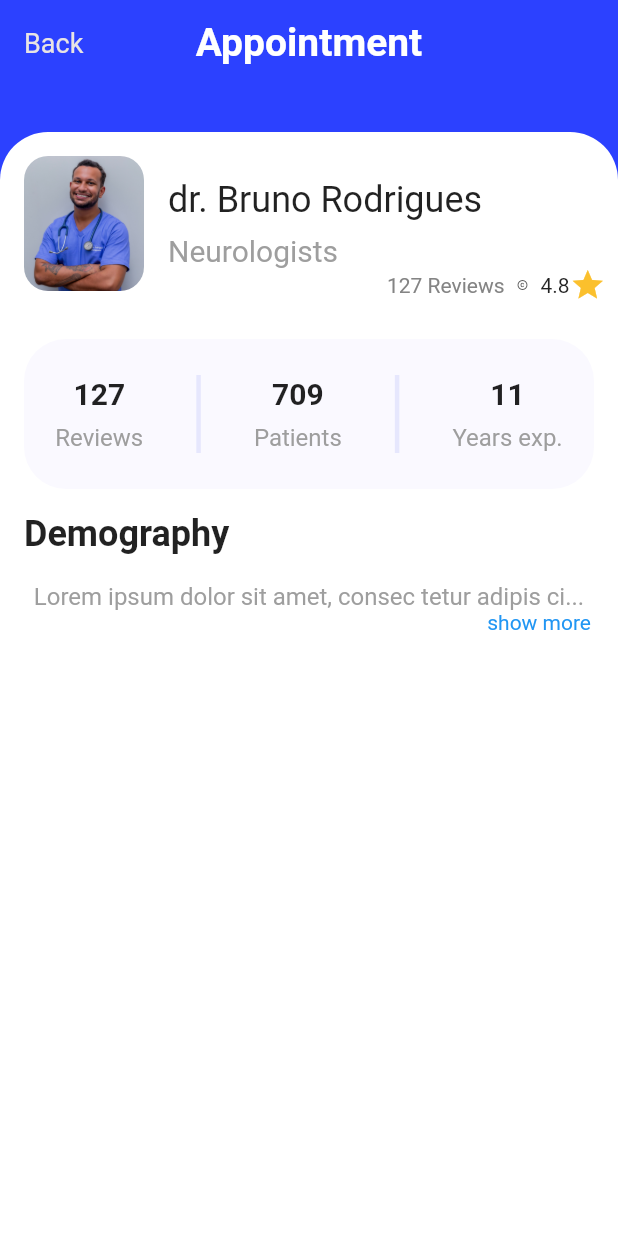
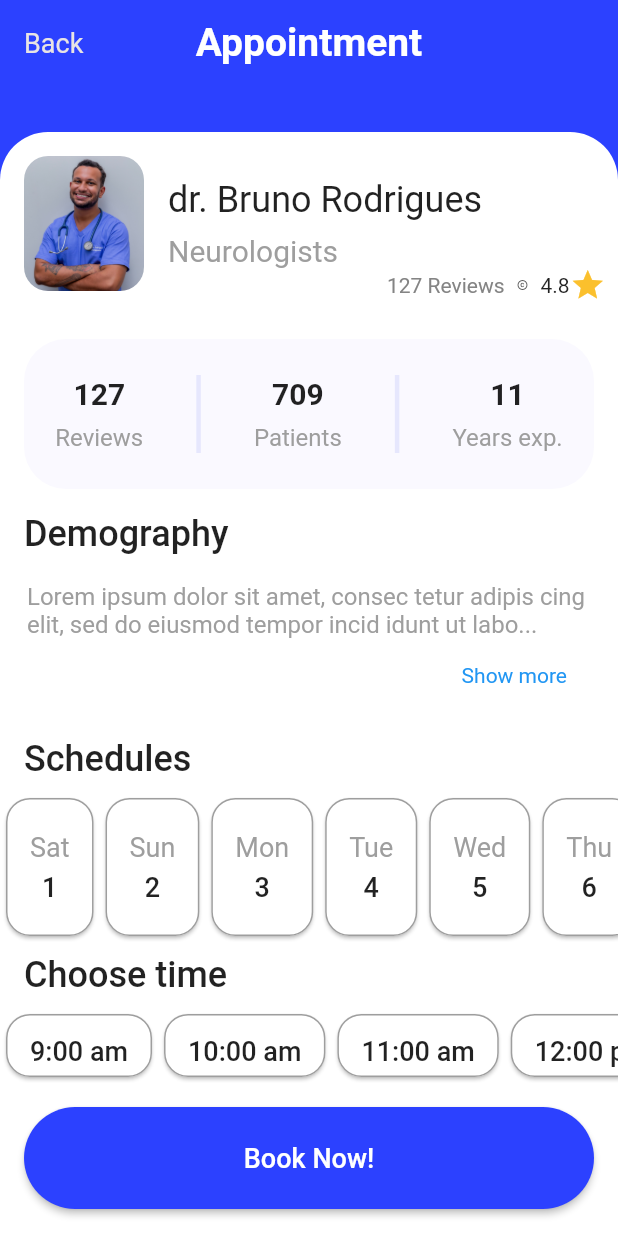
Before and after one commit to ElG0hary/Flutter_Tele_Medicine_UI, a Flutter app: the screen it shows after launch, after a tap on "dr. Bruno Rodrigues", on a phone screen of 412 x 824 dp. Run offline on Flutter 3.47's test engine with Material 2 defaults, Android fonts, the phone set to English and light mode, and no system bars.

Commit message:
Completed Doctor Details Page

```diff
--- a/flutter_tele_medicine/lib/screens/doctor_details.dart
+++ b/flutter_tele_medicine/lib/screens/doctor_details.dart
@@ -1,11 +1,12 @@
 import 'package:flutter/Material.dart';
-import 'package:flutter_tele_medicine/widgets/components/doctor_profile_details.dart';
+import 'package:flutter_tele_medicine/widgets/components/doctor_details_bar.dart';
 import 'package:flutter_tele_medicine/widgets/components/doctor_profile_stack.dart';
+import 'package:flutter_tele_medicine/widgets/components/paragraph_title_text.dart';
+import 'package:flutter_tele_medicine/widgets/day_widget.dart';
 import 'package:flutter_tele_medicine/widgets/description_text_widget.dart';
-import '../widgets/my_vertical_divider.dart';
 
 class DoctorDetails extends StatelessWidget {
-  const DoctorDetails(
+  DoctorDetails(
       {super.key,
       required this.doctorImage,
       required this.doctorName,
@@ -14,6 +15,44 @@ class DoctorDetails extends StatelessWidget {
   final String doctorName;
   final String doctorImage;
   final String doctorField;
+  final List<Map<String, String>> days = [
+    {
+      'num': '1',
+      'day': 'Sat',
+      'time': '9:00 am',
+    },
+    {
+      'num': '2',
+      'day': 'Sun',
+      'time': '10:00 am',
+    },
+    {
+      'num': '3',
+      'day': 'Mon',
+      'time': '11:00 am',
+    },
+    {
+      'num': '4',
+      'day': 'Tue',
+      'time': '12:00 pm',
+    },
+    {
+      'num': '5',
+      'day': 'Wed',
+      'time': '5:00 pm',
+    },
+    {
+      'num': '6',
+      'day': 'Thu',
+      'time': '6:00 pm',
+    },
+    {
+      'num': '7',
+      'day': 'Fri',
+      'time': '7:00 pm',
+    },
+  ];
+
   @override
   Widget build(BuildContext context) {
     Size mediaQuery = MediaQuery.of(context).size;
@@ -61,53 +100,65 @@ class DoctorDetails extends StatelessWidget {
                 doctorField: doctorField,
                 mediaQuery: mediaQuery,
               ),
-              Container(
-                width: double.infinity,
-                height: 100,
-                margin: const EdgeInsets.all(16),
-                decoration: BoxDecoration(
-                  borderRadius: BorderRadius.circular(28),
-                  color: const Color(0xfffaf9ff),
-                ),
-                //Experience and profile Views
-                child: Row(
-                  mainAxisAlignment: MainAxisAlignment.spaceEvenly,
-                  children: const [
-                    DoctorProfileDetails(
-                      number: '127',
-                      text: 'Reviews',
-                    ),
-                    myVerticalDivider(),
-                    DoctorProfileDetails(
-                      number: '709',
-                      text: 'Patients',
-                    ),
-                    myVerticalDivider(),
-                    DoctorProfileDetails(
-                      number: '11',
-                      text: 'Years exp.',
-                    ),
-                  ],
-                ),
-              ),
+              const DoctorDetailsBar(),
               //Demography Word
-              const Padding(
-                padding: EdgeInsets.symmetric(horizontal: 16),
-                child: Align(
-                  alignment: Alignment.centerLeft,
-                  child: Text(
-                    'Demography',
-                    style: TextStyle(fontSize: 24, fontWeight: FontWeight.bold),
-                  ),
-                ),
-              ),
+              const ParagraphTitleText(title: 'Demography'),
+              //Lorem and Show more.
               const Padding(
                 padding: EdgeInsets.all(8.0),
                 child: DescriptionTextWidget(
                     text:
                         'Lorem ipsum dolor sit amet, consec tetur adipis cing elit, sed do eiusmod tempor incid idunt ut labore et dolore magna aliqua. Ut enim ad minim veniam, quis nostrud exercitation ullamco laboris nisi ut aliquip ex ea commodo consequat. Duis aute irure dolor in reprehenderit in voluptate velit esse cillum dolore eu fugiat nulla pariatur. Excepteur sint occaecat cupidatat non proident, sunt in culpa qui officia deserunt mollit anim id est laborum.'),
               ),
-
+              const ParagraphTitleText(title: 'Schedules'),
+              const SizedBox(height: 8),
+              //Book a visit day
+              SizedBox(
+                height: 100,
+                child: ListView.builder(
+                  scrollDirection: Axis.horizontal,
+                  itemCount: days.length,
+                  itemBuilder: (ctx, index) {
+                    return DoctorDayWidget(
+                      day: days[index]['day']!,
+                      dayNum: days[index]['num']!,
+                    );
+                  },
+                ),
+              ),
+              const SizedBox(height: 8),
+              const ParagraphTitleText(title: 'Choose time'),
+              const SizedBox(height: 8),
+              SizedBox(
+                height: 50,
+                child: ListView.builder(
+                  scrollDirection: Axis.horizontal,
+                  itemCount: days.length,
+                  itemBuilder: (ctx, index) {
+                    return DoctorDayWidget(
+                      dayNum: days[index]['time']!,
+                    );
+                  },
+                ),
+              ),
+              Container(
+                width: double.infinity,
+                height: 100,
+                padding: const EdgeInsets.all(16),
+                child: ElevatedButton(
+                    onPressed: () {},
+                    style: ElevatedButton.styleFrom(
+                      backgroundColor: const Color(0xff2c41ff),
+                      shape: const StadiumBorder(),
+                    ),
+                    child: const Text(
+                      'Book Now!',
+                      style: TextStyle(
+                        fontSize: 18,
+                        color: Colors.white,
+                      ),
+                    )),
+              ),
             ],
           ),
         ),
--- a/flutter_tele_medicine/lib/screens/home_screen.dart
+++ b/flutter_tele_medicine/lib/screens/home_screen.dart
@@ -89,12 +89,9 @@ class _HomeScreenState extends State<HomeScreen> {
           height: MediaQuery.of(context).size.height,
           child: Column(
             children: <Widget>[
-              const SizedBox(
-                height: 16,
-              ),
               //Search Field
               Padding(
-                padding: const EdgeInsets.only(left: 16.0, right: 16),
+                padding: const EdgeInsets.only(left: 16.0, right: 16, top: 16),
                 child: TextField(
                   decoration: InputDecoration(
                     filled: true,
@@ -146,6 +143,7 @@ class _HomeScreenState extends State<HomeScreen> {
               //Doctors List
               Expanded(
                 child: ListView.builder(
+                  primary: false,
                   itemBuilder: ((context, index) => DoctorCard(
                         doctorImage: doctors[index]['image']!,
                         doctorName: doctors[index]['name']!,
--- a/flutter_tele_medicine/lib/widgets/components/appbar.dart
+++ b/flutter_tele_medicine/lib/widgets/components/appbar.dart
@@ -18,7 +18,7 @@ class AppBarWidget extends StatelessWidget implements PreferredSizeWidget {
               color: Color(0xff878788),
             ),
           ),
-          SizedBox(height: 8),
+          SizedBox(height: 4),
           Text(
             'Keep Healthy',
             style: TextStyle(
--- /dev/null
+++ b/flutter_tele_medicine/lib/widgets/components/doctor_details_bar.dart
@@ -0,0 +1,41 @@
+import 'package:flutter/Material.dart';
+
+import '../my_vertical_divider.dart';
+import 'doctor_profile_details.dart';
+
+class DoctorDetailsBar extends StatelessWidget {
+  const DoctorDetailsBar({Key? key}) : super(key: key);
+
+  @override
+  Widget build(BuildContext context) {
+    return Container(
+      width: double.infinity,
+      height: 100,
+      margin: const EdgeInsets.all(16),
+      decoration: BoxDecoration(
+        borderRadius: BorderRadius.circular(28),
+        color: const Color(0xfffaf9ff),
+      ),
+      //Experience and profile Views
+      child: Row(
+        mainAxisAlignment: MainAxisAlignment.spaceEvenly,
+        children: const [
+          DoctorProfileDetails(
+            number: '127',
+            text: 'Reviews',
+          ),
+          myVerticalDivider(),
+          DoctorProfileDetails(
+            number: '709',
+            text: 'Patients',
+          ),
+          myVerticalDivider(),
+          DoctorProfileDetails(
+            number: '11',
+            text: 'Years exp.',
+          ),
+        ],
+      ),
+    );
+  }
+}
--- a/flutter_tele_medicine/lib/widgets/components/doctor_profile_stack.dart
+++ b/flutter_tele_medicine/lib/widgets/components/doctor_profile_stack.dart
@@ -3,7 +3,13 @@ import 'package:flutter/Material.dart';
 import '../doctor_details_widgets.dart';
 
 class DoctorProfileStack extends StatelessWidget {
-  const DoctorProfileStack({super.key, required this.doctorImage, required this.doctorName, required this.doctorField, required this.mediaQuery});
+  const DoctorProfileStack({
+    super.key,
+    required this.doctorImage,
+    required this.doctorName,
+    required this.doctorField,
+    required this.mediaQuery,
+  });
 
   final String doctorImage;
   final String doctorName;
@@ -32,26 +38,26 @@ class DoctorProfileStack extends StatelessWidget {
             alignment: Alignment.bottomRight,
             child: Row(
               mainAxisSize: MainAxisSize.min,
-              children: [
-                const Text(
+              children: const [
+                Text(
                   '127 Reviews',
                   style: TextStyle(
                     color: Color(0xff848484),
                   ),
                 ),
-                const SizedBox(width: 8),
-                const Icon(
+                SizedBox(width: 8),
+                Icon(
                   Icons.copyright,
                   color: Color.fromARGB(255, 80, 80, 80),
                   size: 8,
                 ),
-                const SizedBox(width: 8),
-                const Text(
+                SizedBox(width: 8),
+                Text(
                   '4.8',
                 ),
                 Icon(
                   Icons.star,
-                  color: Colors.yellow[700],
+                  color: Color(0xFFFBC02D),
                 ),
               ],
             ),
--- /dev/null
+++ b/flutter_tele_medicine/lib/widgets/components/paragraph_title_text.dart
@@ -0,0 +1,20 @@
+import 'package:flutter/Material.dart';
+
+class ParagraphTitleText extends StatelessWidget {
+  const ParagraphTitleText({super.key, required this.title});
+  final String title;
+
+  @override
+  Widget build(BuildContext context) {
+    return Padding(
+      padding: const EdgeInsets.symmetric(horizontal: 16),
+      child: Align(
+        alignment: Alignment.centerLeft,
+        child: Text(
+          title,
+          style: const TextStyle(fontSize: 24, fontWeight: FontWeight.w500),
+        ),
+      ),
+    );
+  }
+}
--- /dev/null
+++ b/flutter_tele_medicine/lib/widgets/day_widget.dart
@@ -0,0 +1,43 @@
+import 'package:flutter/Material.dart';
+
+class DoctorDayWidget extends StatelessWidget {
+  const DoctorDayWidget({
+    Key? key,
+    this.day,
+    required this.dayNum,
+  }) : super(key: key);
+  final String? day;
+  final String dayNum;
+
+  @override
+  Widget build(BuildContext context) {
+    return Card(
+      shape: RoundedRectangleBorder(
+          borderRadius: BorderRadius.circular(16),
+          side: const BorderSide(color: Colors.grey)),
+      child: Container(
+        margin: EdgeInsets.symmetric(
+            horizontal: 16, vertical: day == null ? 0 : 16),
+        child: Column(
+          mainAxisSize: MainAxisSize.min,
+          mainAxisAlignment: MainAxisAlignment.spaceEvenly,
+          children: [
+            day == null
+                ? const SizedBox(height: 0, width: 0)
+                : Text(
+                    day!,
+                    style: const TextStyle(
+                      color: Colors.grey,
+                      fontSize: 18,
+                    ),
+                  ),
+            Text(
+              dayNum,
+              style: const TextStyle(fontSize: 18, fontWeight: FontWeight.w500),
+            ),
+          ],
+        ),
+      ),
+    );
+  }
+}
--- a/flutter_tele_medicine/lib/widgets/description_text_widget.dart
+++ b/flutter_tele_medicine/lib/widgets/description_text_widget.dart
@@ -20,8 +20,8 @@ class _DescriptionTextWidgetState extends State<DescriptionTextWidget> {
     super.initState();
 
     if (widget.text.length > 50) {
-      firstHalf = widget.text.substring(0, 50);
-      secondHalf = widget.text.substring(50, widget.text.length);
+      firstHalf = widget.text.substring(0, 100);
+      secondHalf = widget.text.substring(100, widget.text.length);
     } else {
       firstHalf = widget.text;
       secondHalf = "";
@@ -40,12 +40,14 @@ class _DescriptionTextWidgetState extends State<DescriptionTextWidget> {
                   flag ? ("$firstHalf...") : (firstHalf + secondHalf),
                   style: const TextStyle(color: Colors.grey, fontSize: 16),
                 ),
-                InkWell(
+                Padding(
+                  padding: const EdgeInsets.all(16.0),
+                  child: InkWell(
                     child: Row(
                       mainAxisAlignment: MainAxisAlignment.end,
                       children: <Widget>[
                         Text(
-                        flag ? "show more" : "show less",
+                          flag ? "Show more" : "Show less",
                           style: const TextStyle(color: Colors.blue),
                         ),
                       ],
@@ -56,6 +58,7 @@ class _DescriptionTextWidgetState extends State<DescriptionTextWidget> {
                       });
                     },
                   ),
+                ),
               ],
             ),
     );
--- a/flutter_tele_medicine/lib/widgets/main_image_widget.dart
+++ b/flutter_tele_medicine/lib/widgets/main_image_widget.dart
@@ -9,10 +9,11 @@ class MainImageWidget extends StatelessWidget {
       padding: const EdgeInsets.all(16.0),
       child: ClipRRect(
         borderRadius: BorderRadius.circular(16),
-              child: Stack(
-                  alignment: Alignment.bottomRight,
-                  children: [
-                    Image.asset('assets/images/corona.png'),
+        child: Stack(alignment: Alignment.bottomRight, children: [
+          Image.asset(
+            'assets/images/corona.png',
+            filterQuality: FilterQuality.none,
+          ),
           // The viewer Count
           Container(
             width: double.infinity,
```
Also changed, not shown: 1 other file. Lines whose indentation alone changed are shown as unchanged.
